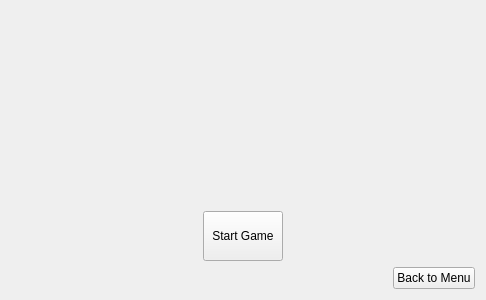
Qt form startwidget.ui (tsenmu/FBSG) before a commit.
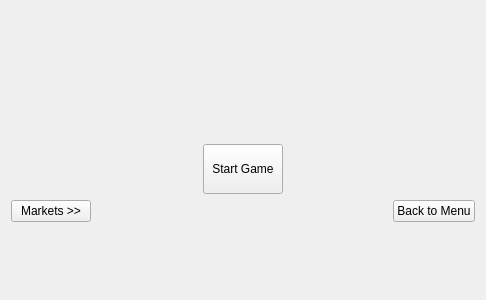
The same form after that commit. Custom widgets are drawn as their Qt base class.

The edit to the form file:
```diff
--- a/startwidget.ui
+++ b/startwidget.ui
@@ -65,6 +65,13 @@
    </item>
    <item>
     <layout class="QHBoxLayout" name="horizontalLayout_2">
+     <item>
+      <widget class="QPushButton" name="pushButton">
+       <property name="text">
+        <string>Markets &gt;&gt;</string>
+       </property>
+      </widget>
+     </item>
      <item>
       <spacer name="horizontalSpacer">
        <property name="orientation">
@@ -87,6 +94,9 @@
      </item>
     </layout>
    </item>
+   <item>
+    <widget class="MarketsWidget" name="widget_2" native="true"/>
+   </item>
   </layout>
  </widget>
  <customwidgets>
@@ -102,6 +112,12 @@
    <header>colorstatus.h</header>
    <container>1</container>
   </customwidget>
+  <customwidget>
+   <class>MarketsWidget</class>
+   <extends>QWidget</extends>
+   <header>marketswidget.h</header>
+   <container>1</container>
+  </customwidget>
  </customwidgets>
  <resources/>
  <connections/>
```
